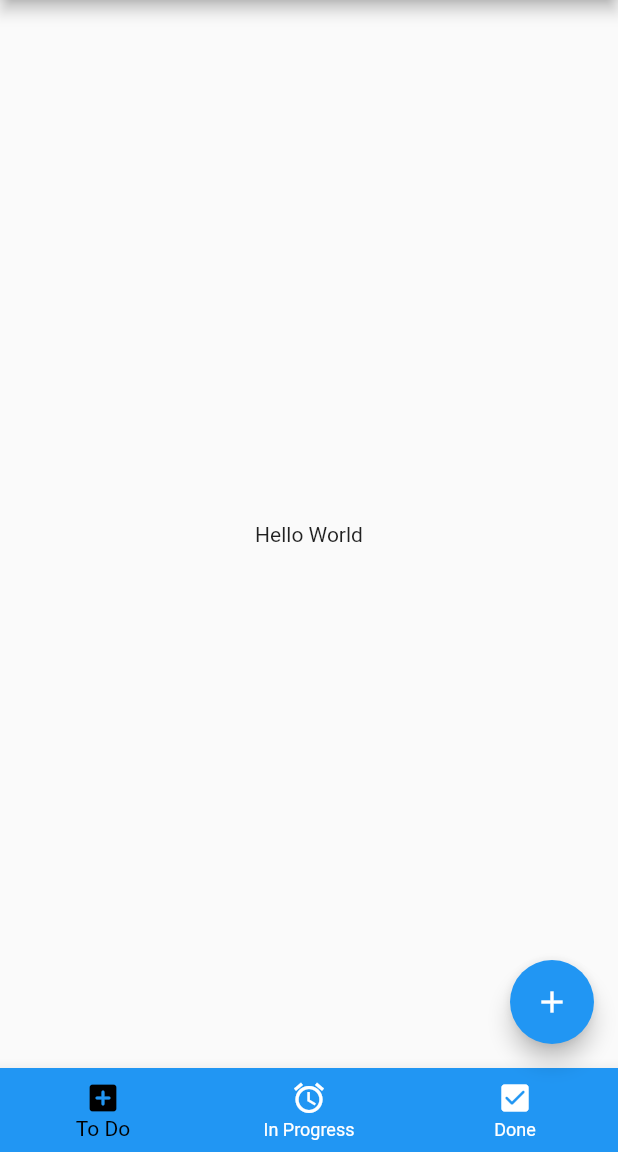
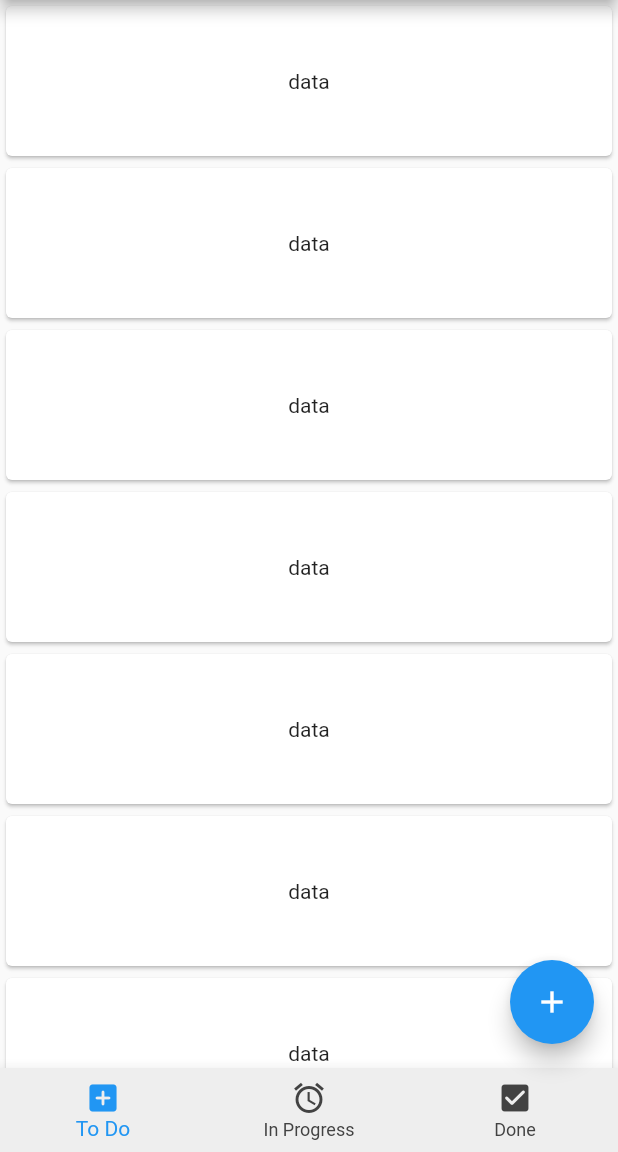
Before and after one commit to sudhamsugurijala/friday, a Flutter app: the screen it shows after launch, on a phone screen of 412 x 824 dp, the part 84-1236 px from its top. Run offline on Flutter 3.47's test engine with Material 2 defaults, Android fonts, the phone set to English and light mode, and no system bars.

Commit message:
Code refactoring, adds listview and cards
Refactors code to enhance interpretation, adds skeleton of listview
and cards.

```diff
--- a/lib/main.dart
+++ b/lib/main.dart
@@ -17,7 +17,24 @@
             child: Text('Penote'),
           ),
         ),
-        bottomNavigationBar: BottomNavigationBar(
+        bottomNavigationBar: const BottomMenu(),
+        body: const ItemList(),
+        floatingActionButton: const FloatingActionButton(
+          onPressed: null,
+          child: Icon(Icons.add),
+          tooltip: 'Add',
+        ),
+      ),
+    );
+  }
+}
+
+class BottomMenu extends StatelessWidget {
+  const BottomMenu({Key? key}) : super(key: key);
+
+  @override
+  Widget build(BuildContext context) {
+    return BottomNavigationBar(
       items: const <BottomNavigationBarItem>[
         BottomNavigationBarItem(
           icon: Icon(Icons.add_box_rounded),
@@ -33,19 +50,31 @@
         ),
       ],
       currentIndex: 0,
-          backgroundColor: Colors.blue,
-          unselectedItemColor: Colors.white,
-          selectedItemColor: Colors.black,
-        ),
-        body: const Center(
-          child: Text('Hello World'),
-        ),
-        floatingActionButton: const FloatingActionButton(
-          onPressed: null,
-          child: Icon(Icons.add),
-          tooltip: 'Add',
-        ),
-      ),
+      backgroundColor: Colors.grey[200],
+      unselectedItemColor: Colors.grey[800],
+      selectedItemColor: Colors.blue,
     );
   }
 }
+
+class ItemList extends StatelessWidget {
+  const ItemList({Key? key}) : super(key: key);
+
+  @override
+  Widget build(BuildContext context) {
+    return ListView(
+      children: [
+        for (int i = 0; i < 20; ++i)
+          const Card(
+            child: SizedBox(
+              width: double.maxFinite,
+              height: 100,
+              child: Center(
+                child: Text('data'),
+              ),
+            ),
+          ),
+      ],
+    );
+  }
+}
```
Lines whose indentation alone changed are shown as unchanged.
